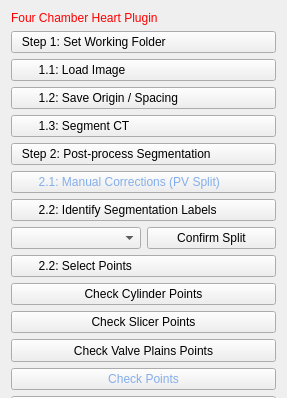
Old version of the form CemrgApp/Plugins/kcl.cemrgapp.fourchamber/src/internal/FourChamberViewControls.ui in the repository RosieBarrows/CemrgApp; both pictures show x 0 to 287 and y 0 to 398 of the 287 by 887 pixel window.
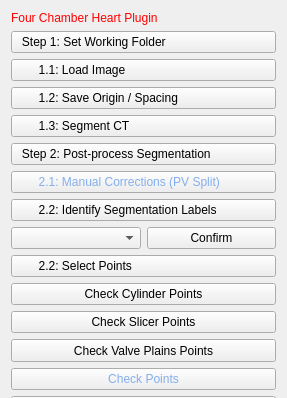
New version of the form.

Commit message: confirm_labels_save_seg

Diff of the .ui file:
```diff
--- a/CemrgApp/Plugins/kcl.cemrgapp.fourchamber/src/internal/FourChamberViewControls.ui
+++ b/CemrgApp/Plugins/kcl.cemrgapp.fourchamber/src/internal/FourChamberViewControls.ui
@@ -108,7 +108,7 @@
      <item>
       <widget class="QPushButton" name="button_confirm_split">
        <property name="text">
-        <string>Confirm Split</string>
+        <string>Confirm</string>
        </property>
       </widget>
      </item>
```
Left out of the diff: 2 changed lines with no effect on the pictures. The commit also changes 6 other files.
